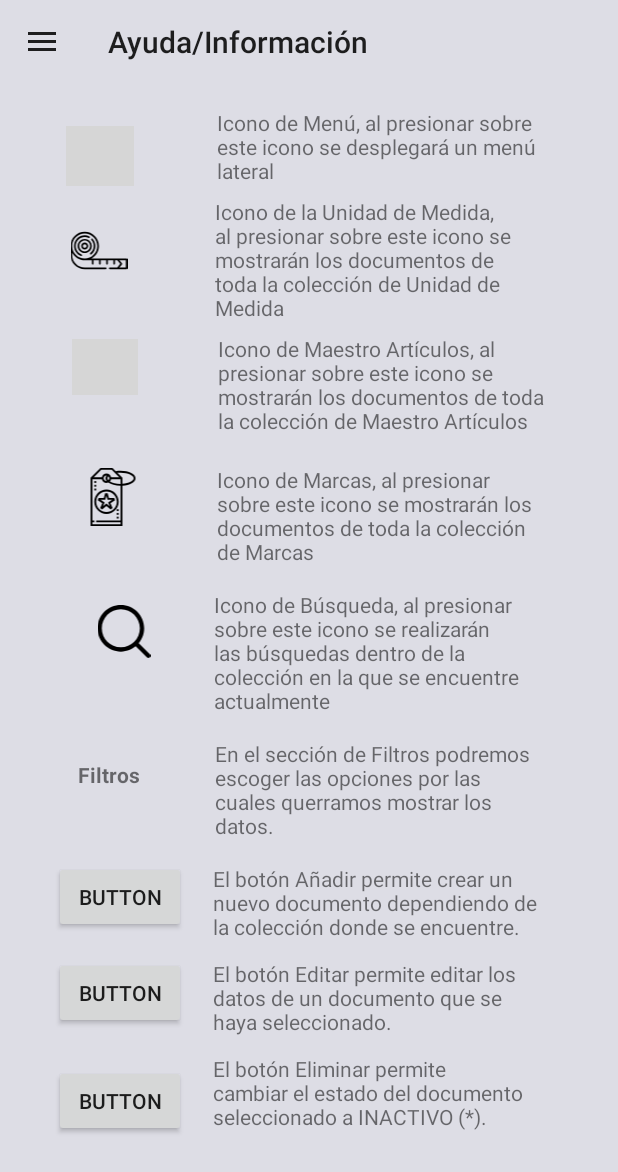
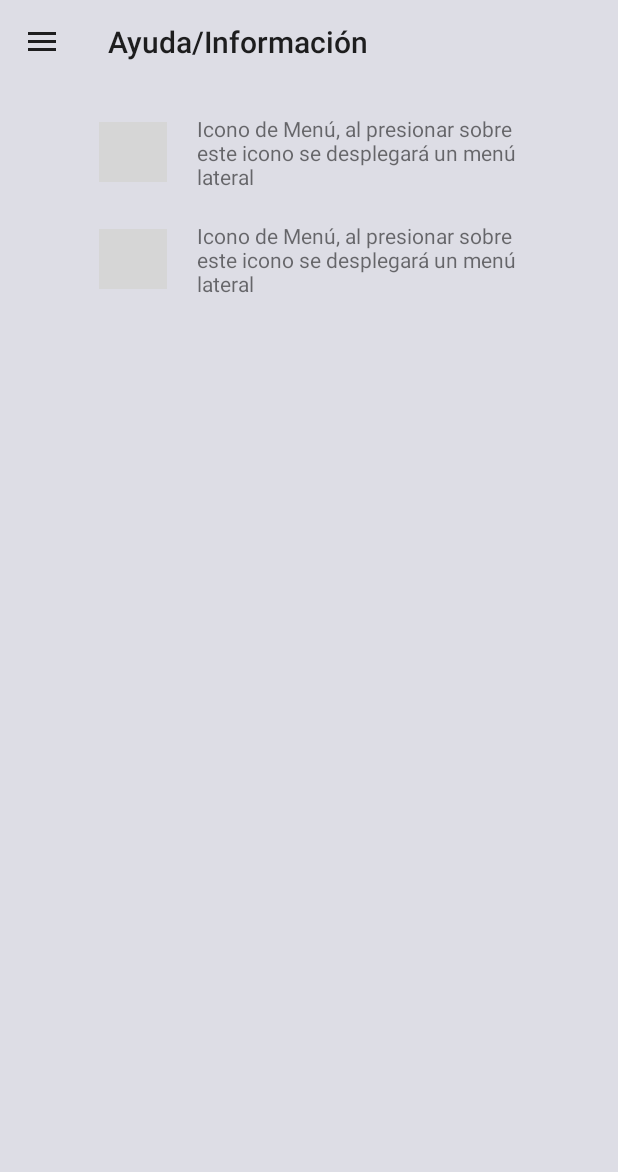
Before and after one commit to BraulioJose18/MBussiness2, an Android app: the screen it shows after launch (MainActivity), in the side drawer, after a tap on "Ayuda", on a phone screen of 412 x 824 dp. Shown: the top 1172 px of the screen. Run offline under Robolectric (Android 15) with nearby library versions, the phone set to English and light mode, and no system bars; our stand-ins replace Firebase (no records; nobody signed in at launch, a user with empty details on screens opened directly); grey boxes are pictures that could not be loaded.

Commit message:
Help Fixed

```diff
--- /dev/null
+++ b/app/src/main/java/com/practica02/mbussiness/dialogs/brand/BrandDeleteDialog.java
@@ -0,0 +1,58 @@
+package com.practica02.mbussiness.dialogs.brand;
+
+import android.app.AlertDialog;
+import android.app.Dialog;
+import android.os.Bundle;
+import android.util.Log;
+import android.view.LayoutInflater;
+import android.view.View;
+import android.widget.ArrayAdapter;
+import android.widget.EditText;
+import android.widget.ImageView;
+import android.widget.Spinner;
+
+import androidx.annotation.NonNull;
+import androidx.appcompat.app.AppCompatDialogFragment;
+import androidx.lifecycle.ViewModelProvider;
+
+import com.practica02.mbussiness.R;
+import com.practica02.mbussiness.model.dto.BrandDTO;
+import com.practica02.mbussiness.model.mapper.BrandMapper;
+import com.practica02.mbussiness.repository.RequirementsRepository;
+import com.practica02.mbussiness.viewmodel.BrandViewModel;
+
+import java.util.Objects;
+
+public class BrandDeleteDialog extends AppCompatDialogFragment {
+
+
+    private String TAG = BrandDeleteDialog.class.getSimpleName();
+
+    ImageView img;
+    private BrandViewModel brandViewModel;
+
+    @NonNull
+    @Override
+    public Dialog onCreateDialog(Bundle savedInstanceState) {
+        AlertDialog.Builder builder = new AlertDialog.Builder(this.getActivity());
+        LayoutInflater inflater = Objects.requireNonNull(this.getActivity()).getLayoutInflater();
+        View view = inflater.inflate(R.layout.dialog_brand, null);
+        img = view.findViewById(R.id.imageViewDelete);
+        img.setImageResource(R.drawable.ic_danger);
+        this.brandViewModel = new ViewModelProvider(this).get(BrandViewModel.class);
+        ArrayAdapter<CharSequence> adapter = ArrayAdapter.createFromResource(
+                getContext(),
+                R.array.combo_status,
+                android.R.layout.simple_spinner_item);
+        builder
+                .setView(view)
+                .setTitle("¿Seguro que desea eliminar?")
+                .setPositiveButton("Confirmar", (dialog, which) -> {
+
+                })
+                .setNegativeButton("Cancelar", (dialog, which) -> {
+                });
+        return builder.create();
+    }
+
+}
--- /dev/null
+++ b/app/src/main/res/drawable/ic_danger.xml
@@ -0,0 +1,8 @@
+<vector android:height="24dp" android:viewportHeight="512"
+    android:viewportWidth="512" android:width="24dp" xmlns:android="http://schemas.android.com/apk/res/android">
+    <path android:fillColor="#FF9900" android:pathData="M507.494,426.066L282.864,53.536c-5.677,-9.415 -15.87,-15.172 -26.865,-15.172c-10.994,0 -21.188,5.756 -26.865,15.172L4.506,426.066c-5.842,9.689 -6.015,21.774 -0.451,31.625c5.564,9.852 16.001,15.944 27.315,15.944h449.259c11.314,0 21.751,-6.093 27.315,-15.944C513.509,447.839 513.336,435.755 507.494,426.066z"/>
+    <path android:fillColor="#FFDC35" android:pathData="M255.999,38.365c-10.994,0 -21.188,5.756 -26.865,15.172L4.506,426.066c-5.842,9.689 -6.015,21.774 -0.451,31.625c5.564,9.852 16.001,15.944 27.315,15.944h224.629L255.999,38.365L255.999,38.365z"/>
+    <path android:fillColor="#F20013" android:pathData="M445.326,432.791H67.108c-3.591,0 -6.911,-1.909 -8.718,-5.012c-1.807,-3.104 -1.827,-6.934 -0.055,-10.056L247.23,85.028c1.792,-3.155 5.139,-5.106 8.767,-5.107c0.001,0 0.003,0 0.004,0c3.626,0 6.974,1.946 8.767,5.099l189.324,332.694c1.777,3.123 1.759,6.955 -0.047,10.061S448.918,432.791 445.326,432.791zM84.436,412.616h343.543L256.013,110.423L84.436,412.616z"/>
+    <path android:fillColor="#FF4B00" android:pathData="M256.332,412.616H84.436l171.576,-302.192l-0.01,-30.501h-0.005c-3.628,0.001 -6.976,1.951 -8.767,5.107L58.336,417.722c-1.773,3.123 -1.752,6.953 0.055,10.056c1.807,3.104 5.127,5.012 8.718,5.012h189.224v-20.175H256.332z"/>
+    <path android:fillColor="#533F29" android:pathData="M279.364,376.883c0,12.344 -10.537,23.182 -22.88,23.182c-13.246,0 -23.182,-10.838 -23.182,-23.182c0,-12.644 9.935,-23.182 23.182,-23.182C268.826,353.701 279.364,364.238 279.364,376.883zM273.644,319.681c0,9.333 -10.236,13.246 -17.462,13.246c-9.634,0 -17.762,-3.914 -17.762,-13.246c0,-35.826 -4.214,-87.308 -4.214,-123.134c0,-11.741 9.634,-18.365 21.977,-18.365c11.741,0 21.677,6.623 21.677,18.365C277.858,232.373 273.644,283.855 273.644,319.681z"/>
+</vector>
--- a/app/src/main/res/layout/fragment_help.xml
+++ b/app/src/main/res/layout/fragment_help.xml
@@ -11,12 +11,32 @@
         android:layout_width="match_parent"
         android:layout_height="match_parent">
 
+        <ScrollView
+            android:layout_width="match_parent"
+            android:layout_height="match_parent"
+            app:layout_constraintEnd_toEndOf="parent"
+            app:layout_constraintStart_toStartOf="parent"
+            app:layout_constraintTop_toTopOf="parent">
+
+            <LinearLayout
+                android:layout_width="match_parent"
+                android:layout_height="match_parent"
+                android:orientation="vertical">
+
+                <LinearLayout
+                    android:id="@+id/almacen1"
+                    android:layout_width="match_parent"
+                    android:layout_height="wrap_content"
+                    android:layout_marginStart="20dp"
+                    android:layout_marginTop="20dp"
+                    android:layout_marginEnd="20dp"
+                    android:gravity="center"
+                    android:orientation="horizontal">
+
                     <ImageView
                         android:id="@+id/imageView2"
                         android:layout_width="45dp"
                         android:layout_height="40dp"
-            android:layout_marginStart="44dp"
-            android:layout_marginTop="28dp"
                         android:src="@drawable/ic_menu"
                         app:layout_constraintStart_toStartOf="parent"
                         app:layout_constraintTop_toTopOf="parent" />
@@ -25,181 +45,41 @@
                         android:id="@+id/textView8"
                         android:layout_width="214dp"
                         android:layout_height="wrap_content"
-            android:layout_marginTop="16dp"
-            android:text="@string/menu_icon"
-            app:layout_constraintEnd_toEndOf="parent"
-            app:layout_constraintHorizontal_bias="0.509"
-            app:layout_constraintStart_toEndOf="@+id/imageView2"
-            app:layout_constraintTop_toTopOf="parent" />
+                        android:layout_marginStart="20dp"
+                        android:text="@string/menu_icon" />
+                </LinearLayout>
+
+                <LinearLayout
+                    android:id="@+id/almacen2"
+                    android:layout_width="match_parent"
+                    android:layout_height="wrap_content"
+                    android:layout_marginStart="20dp"
+                    android:layout_marginTop="20dp"
+                    android:layout_marginEnd="20dp"
+                    android:gravity="center"
+                    android:orientation="horizontal">
 
                     <ImageView
                         android:id="@+id/imageView3"
-            android:layout_width="44dp"
-            android:layout_height="38dp"
-            android:layout_marginStart="44dp"
-            android:layout_marginTop="24dp"
-            android:src="@drawable/ic_unidad"
+                        android:layout_width="45dp"
+                        android:layout_height="40dp"
+                        android:src="@drawable/ic_menu"
                         app:layout_constraintStart_toStartOf="parent"
-            app:layout_constraintTop_toBottomOf="@+id/imageView2" />
+                        app:layout_constraintTop_toTopOf="parent" />
 
                     <TextView
-            android:id="@+id/textView9"
-            android:layout_width="216dp"
+                        android:id="@+id/textView3"
+                        android:layout_width="214dp"
                         android:layout_height="wrap_content"
-            android:layout_marginTop="8dp"
-            android:text="@string/unidad_icon"
-            app:layout_constraintEnd_toEndOf="parent"
-            app:layout_constraintHorizontal_bias="0.514"
-            app:layout_constraintStart_toEndOf="@+id/imageView3"
-            app:layout_constraintTop_toBottomOf="@+id/textView8" />
+                        android:layout_marginStart="20dp"
+                        android:text="@string/menu_icon" />
+                </LinearLayout>
 
-        <ImageView
-            android:id="@+id/imageView4"
-            android:layout_width="44dp"
-            android:layout_height="37dp"
-            android:layout_marginStart="48dp"
-            android:layout_marginTop="40dp"
-            android:src="@drawable/ic_articulo"
-            app:layout_constraintStart_toStartOf="parent"
-            app:layout_constraintTop_toBottomOf="@+id/imageView3" />
+            </LinearLayout>
+        </ScrollView>
 
-        <ImageView
-            android:id="@+id/imageView5"
-            android:layout_width="46dp"
-            android:layout_height="40dp"
-            android:layout_marginStart="48dp"
-            android:layout_marginTop="48dp"
-            android:src="@drawable/ic_brand"
-            app:layout_constraintStart_toStartOf="parent"
-            app:layout_constraintTop_toBottomOf="@+id/imageView4" />
 
-        <TextView
-            android:id="@+id/textView10"
-            android:layout_width="219dp"
-            android:layout_height="wrap_content"
-            android:layout_marginTop="8dp"
-            android:text="@string/articulos_icon"
-            app:layout_constraintEnd_toEndOf="parent"
-            app:layout_constraintHorizontal_bias="0.53"
-            app:layout_constraintStart_toEndOf="@+id/imageView4"
-            app:layout_constraintTop_toBottomOf="@+id/textView9" />
 
-        <TextView
-            android:id="@+id/textView11"
-            android:layout_width="220dp"
-            android:layout_height="wrap_content"
-            android:layout_marginTop="20dp"
-            android:text="@string/marca_icon"
-            app:layout_constraintEnd_toEndOf="parent"
-            app:layout_constraintHorizontal_bias="0.516"
-            app:layout_constraintStart_toEndOf="@+id/imageView5"
-            app:layout_constraintTop_toBottomOf="@+id/textView10" />
-
-        <ImageView
-            android:id="@+id/imageView6"
-            android:layout_width="45dp"
-            android:layout_height="35dp"
-            android:layout_marginStart="60dp"
-            android:layout_marginTop="52dp"
-            android:src="@drawable/ic_loupe"
-            app:layout_constraintStart_toStartOf="parent"
-            app:layout_constraintTop_toBottomOf="@+id/imageView5" />
-
-        <TextView
-            android:id="@+id/textView12"
-            android:layout_width="220dp"
-            android:layout_height="wrap_content"
-            android:layout_marginTop="16dp"
-            android:text="@string/search_icon"
-            app:layout_constraintEnd_toEndOf="parent"
-            app:layout_constraintHorizontal_bias="0.43"
-            app:layout_constraintStart_toEndOf="@+id/imageView6"
-            app:layout_constraintTop_toBottomOf="@+id/textView11" />
-
-        <TextView
-            android:id="@+id/textView13"
-            android:layout_width="wrap_content"
-            android:layout_height="wrap_content"
-            android:layout_marginStart="52dp"
-            android:layout_marginTop="68dp"
-            android:text="Filtros"
-            android:textStyle="bold"
-            app:layout_constraintStart_toStartOf="parent"
-            app:layout_constraintTop_toBottomOf="@+id/imageView6" />
-
-        <Button
-            android:id="@+id/button2"
-            android:layout_width="wrap_content"
-            android:layout_height="wrap_content"
-            android:layout_marginStart="36dp"
-            android:layout_marginTop="16dp"
-            android:text="Button"
-            app:layout_constraintStart_toStartOf="parent"
-            app:layout_constraintTop_toBottomOf="@+id/button4" />
-
-        <Button
-            android:id="@+id/button3"
-            android:layout_width="wrap_content"
-            android:layout_height="wrap_content"
-            android:layout_marginStart="36dp"
-            android:layout_marginTop="24dp"
-            android:text="Button"
-            app:layout_constraintStart_toStartOf="parent"
-            app:layout_constraintTop_toBottomOf="@+id/button2" />
-
-        <Button
-            android:id="@+id/button4"
-            android:layout_width="wrap_content"
-            android:layout_height="wrap_content"
-            android:layout_marginStart="36dp"
-            android:layout_marginTop="48dp"
-            android:text="Button"
-            app:layout_constraintStart_toStartOf="parent"
-            app:layout_constraintTop_toBottomOf="@+id/textView13" />
-
-        <TextView
-            android:id="@+id/textView17"
-            android:layout_width="220dp"
-            android:layout_height="wrap_content"
-            android:layout_marginTop="12dp"
-            android:text="@string/delete_button_des"
-            app:layout_constraintEnd_toEndOf="parent"
-            app:layout_constraintHorizontal_bias="0.268"
-            app:layout_constraintStart_toEndOf="@+id/button3"
-            app:layout_constraintTop_toBottomOf="@+id/textView16" />
-
-        <TextView
-            android:id="@+id/textView16"
-            android:layout_width="220dp"
-            android:layout_height="wrap_content"
-            android:layout_marginTop="12dp"
-            android:text="@string/edit_button_des"
-            app:layout_constraintEnd_toEndOf="parent"
-            app:layout_constraintHorizontal_bias="0.268"
-            app:layout_constraintStart_toEndOf="@+id/button2"
-            app:layout_constraintTop_toBottomOf="@+id/textView15" />
-
-        <TextView
-            android:id="@+id/textView15"
-            android:layout_width="220dp"
-            android:layout_height="wrap_content"
-            android:layout_marginTop="16dp"
-            android:text="@string/add_button_des"
-            app:layout_constraintEnd_toEndOf="parent"
-            app:layout_constraintHorizontal_bias="0.268"
-            app:layout_constraintStart_toEndOf="@+id/button4"
-            app:layout_constraintTop_toBottomOf="@+id/textView14" />
-
-        <TextView
-            android:id="@+id/textView14"
-            android:layout_width="220dp"
-            android:layout_height="wrap_content"
-            android:layout_marginTop="16dp"
-            android:text="@string/filtros_des"
-            app:layout_constraintEnd_toEndOf="parent"
-            app:layout_constraintHorizontal_bias="0.505"
-            app:layout_constraintStart_toEndOf="@+id/textView13"
-            app:layout_constraintTop_toBottomOf="@+id/textView12" />
 
     </androidx.constraintlayout.widget.ConstraintLayout>
 
```
Lines whose indentation alone changed are shown as unchanged.
